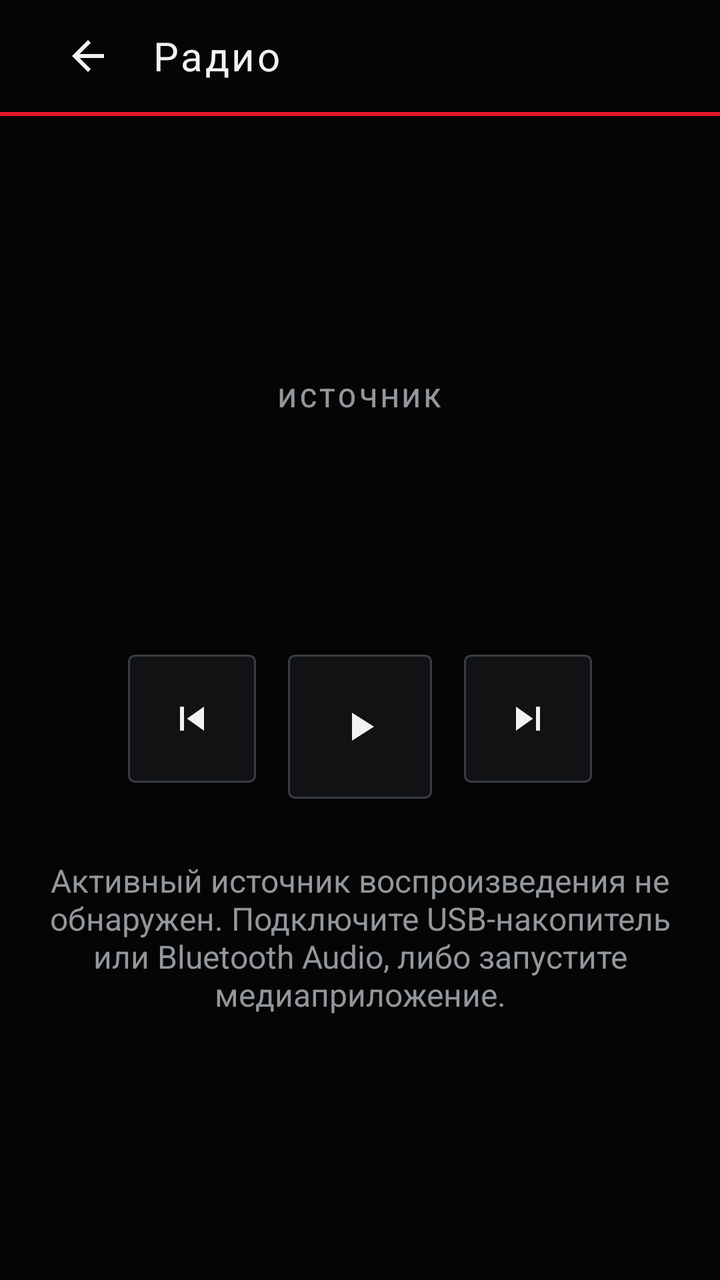
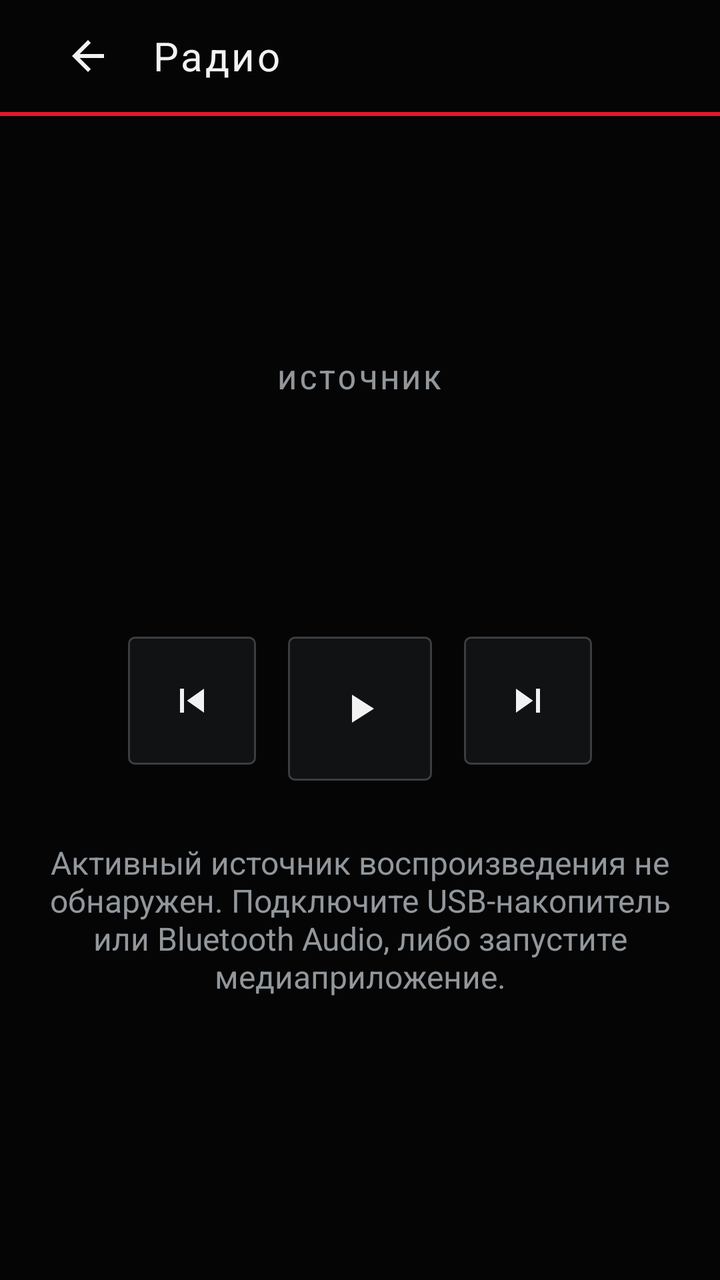

Compare the two renders of this Android layout. The source of the first and the diff that turns it into the second are given below.
<!-- AndroidManifest.xml: application theme Theme.VWShell -->
<!-- res/layout/fragment_media.xml -->
<?xml version="1.0" encoding="utf-8"?>
<LinearLayout xmlns:android="http://schemas.android.com/apk/res/android"
    xmlns:app="http://schemas.android.com/apk/res-auto"
    android:layout_width="match_parent" android:layout_height="match_parent"
    android:orientation="vertical" android:background="@color/vw_background">
    <include layout="@layout/layout_section_header"/>
    <View android:layout_width="match_parent" android:layout_height="@dimen/accent_line" android:background="@drawable/accent_line"/>
    <LinearLayout android:layout_width="match_parent" android:layout_height="0dp" android:layout_weight="1"
        android:orientation="vertical" android:gravity="center" android:padding="@dimen/screen_padding">
        <TextView android:id="@+id/mediaSourceLabel" style="@style/VW.SectionLabel" android:layout_width="wrap_content" android:layout_height="wrap_content" android:text="@string/media_source"/>
        <ImageView android:id="@+id/mediaSourceIcon" android:layout_width="48dp" android:layout_height="48dp" android:layout_marginTop="14dp"
            android:src="@drawable/ic_media" android:contentDescription="@string/media_source" android:visibility="gone"/>
        <TextView android:id="@+id/mediaTrack" android:layout_width="match_parent" android:layout_height="wrap_content" android:layout_marginTop="18dp"
            android:gravity="center" android:singleLine="true" android:ellipsize="end" android:textColor="@color/vw_text_primary" android:textSize="26sp"/>
        <TextView android:id="@+id/mediaArtist" android:layout_width="match_parent" android:layout_height="wrap_content" android:layout_marginTop="6dp"
            android:gravity="center" android:singleLine="true" android:ellipsize="end" android:textColor="@color/vw_text_secondary" android:textSize="@dimen/title_text"/>
        <LinearLayout android:layout_width="wrap_content" android:layout_height="wrap_content" android:orientation="horizontal" android:layout_marginTop="34dp">
            <ImageButton android:id="@+id/btnMediaPrev" style="@style/VW.ControlButton" android:src="@drawable/ic_prev" android:contentDescription="@string/media_prev"/>
            <ImageButton android:id="@+id/btnMediaPlay" style="@style/VW.ControlButton.play" android:src="@drawable/ic_play" android:contentDescription="@string/media_play"/>
            <ImageButton android:id="@+id/btnMediaNext" style="@style/VW.ControlButton" android:src="@drawable/ic_next" android:contentDescription="@string/media_next"/>
        </LinearLayout>
        <TextView android:id="@+id/mediaStatus" android:layout_width="match_parent" android:layout_height="wrap_content" android:layout_marginTop="30dp"
            android:gravity="center" android:textColor="@color/vw_text_secondary" android:textSize="@dimen/body_text" android:text="@string/media_no_session"/>
        <com.google.android.material.button.MaterialButton android:id="@+id/btnPickMediaApp" style="@style/VW.Button"
            android:layout_width="wrap_content" android:layout_height="@dimen/button_height" android:layout_marginTop="18dp"
            android:text="@string/media_pick_app" android:visibility="gone"/>
    </LinearLayout>
</LinearLayout>
<!-- res/layout/layout_section_header.xml (included above) -->
<?xml version="1.0" encoding="utf-8"?>
<LinearLayout xmlns:android="http://schemas.android.com/apk/res/android"
    android:layout_width="match_parent"
    android:layout_height="@dimen/topbar_height"
    android:orientation="horizontal"
    android:gravity="center_vertical"
    android:background="@color/vw_background"
    android:paddingStart="@dimen/screen_padding"
    android:paddingEnd="@dimen/screen_padding">

    <ImageButton
        android:id="@+id/btnBack"
        android:layout_width="48dp"
        android:layout_height="48dp"
        android:background="?attr/selectableItemBackgroundBorderless"
        android:src="@drawable/ic_back"
        android:scaleType="centerInside"
        android:contentDescription="@string/back"
        android:focusable="true"/>

    <TextView
        android:id="@+id/sectionTitle"
        android:layout_width="0dp"
        android:layout_height="wrap_content"
        android:layout_weight="1"
        android:layout_marginStart="8dp"
        android:textColor="@color/vw_text_primary"
        android:textSize="@dimen/title_text"
        android:letterSpacing="0.06"
        android:text="@string/radio_title"/>

    <TextView
        android:id="@+id/headerClock"
        android:layout_width="wrap_content"
        android:layout_height="wrap_content"
        android:textColor="@color/vw_text_secondary"
        android:textSize="@dimen/body_text"
        android:fontFamily="sans-serif-light"/>
</LinearLayout>
<!-- resources referenced by this layout -->
<resources>
  <color name="vw_background">#FF050505</color>
  <color name="vw_text_primary">#FFF2F2F2</color>
  <color name="vw_text_secondary">#FF92979C</color>
  <dimen name="accent_line">2dp</dimen>
  <dimen name="body_text">16sp</dimen>
  <dimen name="button_height">56dp</dimen>
  <dimen name="screen_padding">20dp</dimen>
  <dimen name="title_text">20sp</dimen>
  <dimen name="topbar_height">56dp</dimen>
  <!-- drawable accent_line (drawable) -->
  <?xml version="1.0" encoding="utf-8"?>
  <shape xmlns:android="http://schemas.android.com/apk/res/android" android:shape="rectangle">
      <solid android:color="@color/vw_accent"/>
  </shape>
  <!-- drawable ic_next (drawable) -->
  <?xml version="1.0" encoding="utf-8"?>
  <vector xmlns:android="http://schemas.android.com/apk/res/android"
      android:width="24dp" android:height="24dp"
      android:viewportWidth="24" android:viewportHeight="24"
      android:tint="@color/vw_icon_tint">
      <path android:fillColor="#FFFFFFFF" android:pathData="M16,6h2v12h-2zM6,18l8.5,-6L6,6z"/>
  </vector>
  <!-- drawable ic_play (drawable) -->
  <?xml version="1.0" encoding="utf-8"?>
  <vector xmlns:android="http://schemas.android.com/apk/res/android"
      android:width="24dp" android:height="24dp"
      android:viewportWidth="24" android:viewportHeight="24"
      android:tint="@color/vw_icon_tint">
      <path android:fillColor="#FFFFFFFF" android:pathData="M8,5v14l11,-7z"/>
  </vector>
  <!-- drawable ic_prev (drawable) -->
  <?xml version="1.0" encoding="utf-8"?>
  <vector xmlns:android="http://schemas.android.com/apk/res/android"
      android:width="24dp" android:height="24dp"
      android:viewportWidth="24" android:viewportHeight="24"
      android:tint="@color/vw_icon_tint">
      <path android:fillColor="#FFFFFFFF" android:pathData="M6,6h2v12H6zM9.5,12l8.5,6V6z"/>
  </vector>
  <string name="back">Назад</string>
  <string name="media_next">Следующий трек</string>
  <string name="media_no_session">Активный источник воспроизведения не обнаружен. Подключите USB-накопитель или Bluetooth Audio, либо запустите медиаприложение.</string>
  <string name="media_pick_app">Выбрать медиаприложение</string>
  <string name="media_play">Воспроизведение</string>
  <string name="media_prev">Предыдущий трек</string>
  <string name="media_source">Источник</string>
  <string name="radio_title">Радио</string>
  <style name="VW.ControlButton.play">
          <item name="android:layout_width">@dimen/dial_button</item>
          <item name="android:layout_height">@dimen/dial_button</item>
      </style>
  <style name="VW.SectionLabel" parent="">
          <item name="android:textColor">@color/vw_text_secondary</item>
          <item name="android:textSize">@dimen/small_text</item>
          <item name="android:letterSpacing">0.12</item>
          <item name="android:textAllCaps">true</item>
          <item name="android:fontFamily">sans-serif-medium</item>
      </style>
  <color name="vw_accent">#FFE3182D</color>
  <color name="vw_icon_tint">#FFF2F2F2</color>
  <color name="vw_tile_bg">#FF101214</color>
  <dimen name="tile_radius">3dp</dimen>
  <color name="vw_stroke">#FF3A3E42</color>
  <dimen name="tile_stroke">1dp</dimen>
  <color name="vw_tile_bg_pressed">#FF1B1E21</color>
  <dimen name="control_button">64dp</dimen>
  <dimen name="dial_button">72dp</dimen>
  <dimen name="small_text">13sp</dimen>
  <!-- unchanged entries left out for length: 7 -->
</resources>

<!-- the commit's change to res/layout/fragment_media.xml (unified diff, before → after) -->
@@ -10,6 +10,8 @@
         <TextView android:id="@+id/mediaSourceLabel" style="@style/VW.SectionLabel" android:layout_width="wrap_content" android:layout_height="wrap_content" android:text="@string/media_source"/>
         <ImageView android:id="@+id/mediaSourceIcon" android:layout_width="48dp" android:layout_height="48dp" android:layout_marginTop="14dp"
             android:src="@drawable/ic_media" android:contentDescription="@string/media_source" android:visibility="gone"/>
+        <ImageView android:id="@+id/mediaAlbumArt" android:layout_width="150dp" android:layout_height="150dp" android:layout_marginTop="10dp"
+            android:scaleType="centerInside" android:visibility="gone" android:contentDescription="@string/media_source"/>
         <TextView android:id="@+id/mediaTrack" android:layout_width="match_parent" android:layout_height="wrap_content" android:layout_marginTop="18dp"
             android:gravity="center" android:singleLine="true" android:ellipsize="end" android:textColor="@color/vw_text_primary" android:textSize="26sp"/>
         <TextView android:id="@+id/mediaArtist" android:layout_width="match_parent" android:layout_height="wrap_content" android:layout_marginTop="6dp"
@@ -21,9 +23,14 @@
         </LinearLayout>
         <TextView android:id="@+id/mediaStatus" android:layout_width="match_parent" android:layout_height="wrap_content" android:layout_marginTop="30dp"
             android:gravity="center" android:textColor="@color/vw_text_secondary" android:textSize="@dimen/body_text" android:text="@string/media_no_session"/>
-        <com.google.android.material.button.MaterialButton android:id="@+id/btnPickMediaApp" style="@style/VW.Button"
-            android:layout_width="wrap_content" android:layout_height="@dimen/button_height" android:layout_marginTop="18dp"
-            android:text="@string/media_pick_app" android:visibility="gone"/>
+        <LinearLayout android:layout_width="wrap_content" android:layout_height="wrap_content" android:orientation="horizontal" android:layout_marginTop="18dp">
+            <com.google.android.material.button.MaterialButton android:id="@+id/btnPickMediaApp" style="@style/VW.Button"
+                android:layout_width="wrap_content" android:layout_height="@dimen/button_height"
+                android:text="@string/media_pick_app" android:visibility="gone"/>
+            <com.google.android.material.button.MaterialButton android:id="@+id/btnGrantMediaAccess" style="@style/VW.Button.Accent"
+                android:layout_width="wrap_content" android:layout_height="@dimen/button_height" android:layout_marginStart="10dp"
+                android:text="@string/media_grant_access" android:visibility="gone"/>
+        </LinearLayout>
     </LinearLayout>
 </LinearLayout>
 <!-- res/layout/layout_section_header.xml (included above) -->
<!-- resource entries referenced after the edit -->
@@ -39,6 +39,7 @@
       <path android:fillColor="#FFFFFFFF" android:pathData="M6,6h2v12H6zM9.5,12l8.5,6V6z"/>
   </vector>
   <string name="back">Назад</string>
+  <string name="media_grant_access">Предоставить доступ</string>
   <string name="media_next">Следующий трек</string>
   <string name="media_no_session">Активный источник воспроизведения не обнаружен. Подключите USB-накопитель или Bluetooth Audio, либо запустите медиаприложение.</string>
   <string name="media_pick_app">Выбрать медиаприложение</string>
@@ -46,6 +47,11 @@
   <string name="media_prev">Предыдущий трек</string>
   <string name="media_source">Источник</string>
   <string name="radio_title">Радио</string>
+  <style name="VW.Button.Accent" parent="VW.Button">
+          <item name="backgroundTint">@color/vw_accent</item>
+          <item name="strokeColor">@color/vw_accent</item>
+          <item name="android:textColor">@color/vw_text_primary</item>
+      </style>
   <style name="VW.ControlButton.play">
           <item name="android:layout_width">@dimen/dial_button</item>
           <item name="android:layout_height">@dimen/dial_button</item>
